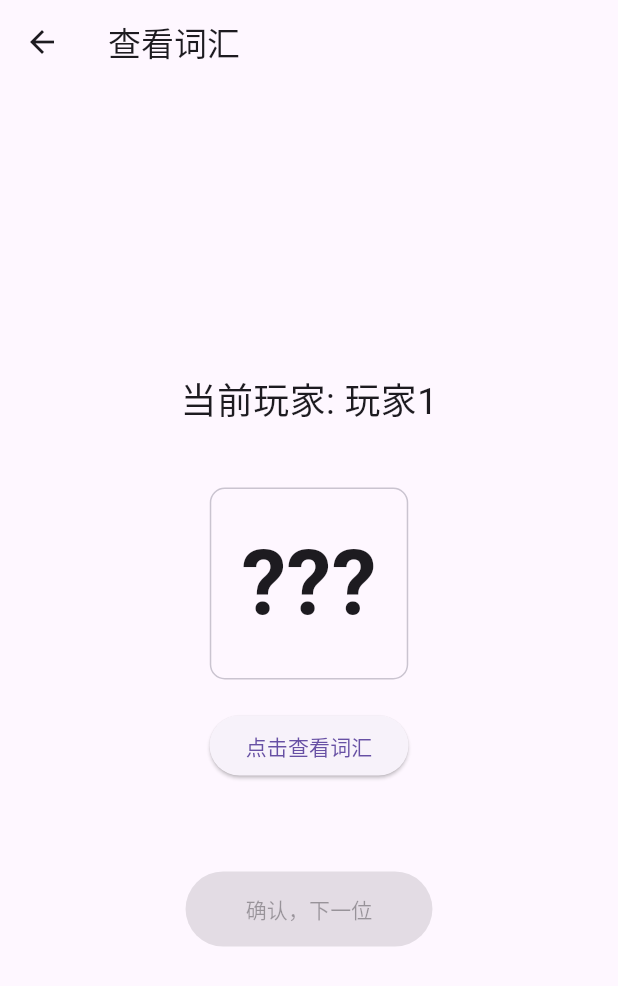
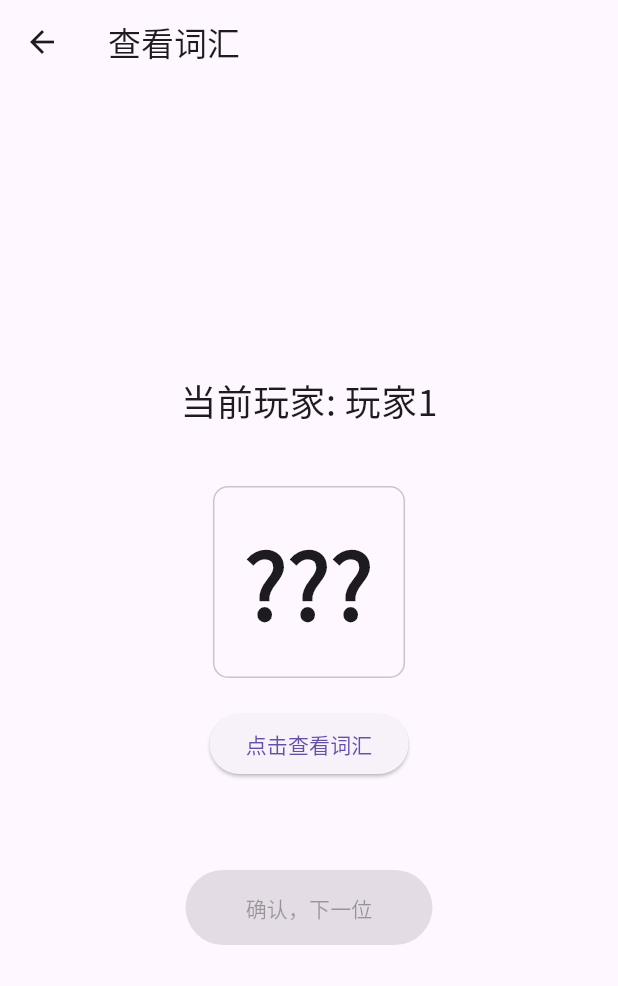
Before and after one commit to MistyDissipate/who-is-the-undercover, a Flutter app: the screen it shows after launch, after a tap on "开始游戏", on a phone screen of 412 x 824 dp. Shown: the top 986 px of the screen. Run offline on Flutter 3.47's test engine with Material 3 defaults, Android fonts, the phone set to English and light mode, and no system bars; our stand-ins replace google_fonts.

Commit message:
feat: Add google_fonts package and update main.dart theme

```diff
--- a/lib/main.dart
+++ b/lib/main.dart
@@ -1,4 +1,5 @@
 import 'package:flutter/material.dart';
+import 'package:google_fonts/google_fonts.dart';
 import 'screens/setup_screen.dart' as setup;
 
 void main() => runApp(MyApp());
@@ -10,6 +11,9 @@ class MyApp extends StatelessWidget {
   Widget build(BuildContext context) {
     return MaterialApp(
       title: '谁是卧底助手',
+      theme: ThemeData(
+        textTheme: GoogleFonts.notoSansScTextTheme(),
+      ),
       initialRoute: '/',
       routes: {
         '/': (context) => setup.SetupScreen(),
--- a/pubspec.yaml
+++ b/pubspec.yaml
@@ -34,6 +34,7 @@ dependencies:
   # The following adds the Cupertino Icons font to your application.
   # Use with the CupertinoIcons class for iOS style icons.
   cupertino_icons: ^1.0.8
+  google_fonts: ^6.3.2
 
 dev_dependencies:
   flutter_test:
```
Also changed, not shown: pubspec.lock.
